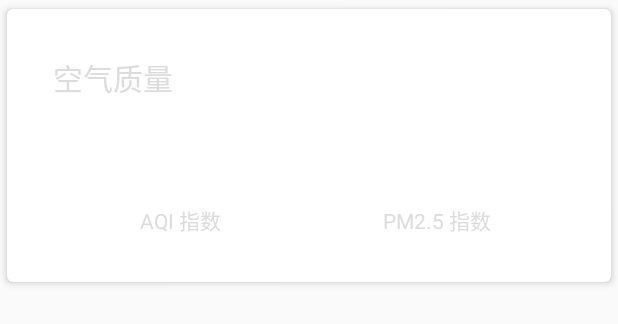
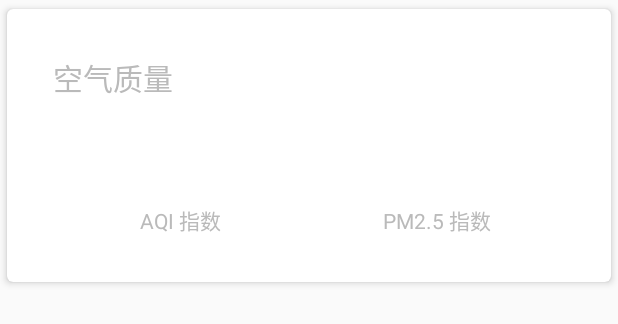
Before and after one commit to LiuShengchieh/hengweather, an Android app: the layout aqi.xml on its own in the app's theme, with its tools: preview values and no code run, on a phone screen of 412 x 824 dp. Shown: the top 324 px of the screen. Run offline under Robolectric (Android 15) with nearby library versions, the phone set to English and light mode, and no system bars.

Commit message:
更改字体颜色

```diff
--- a/app/src/main/res/values/colors.xml
+++ b/app/src/main/res/values/colors.xml
@@ -7,6 +7,6 @@
     <color name="textColorPrimary">#FFFFFF</color>
     <color name="windowBackground">#FFFFFF</color>
     <color name="navigationBarColor">#000000</color>
-    <color name="textColor">#C1C1C1</color>
-    <color name="titleColor">#DCDCDC</color>
+    <color name="textColor">#999999</color>
+    <color name="titleColor">#BABABA</color>
 </resources>
```
